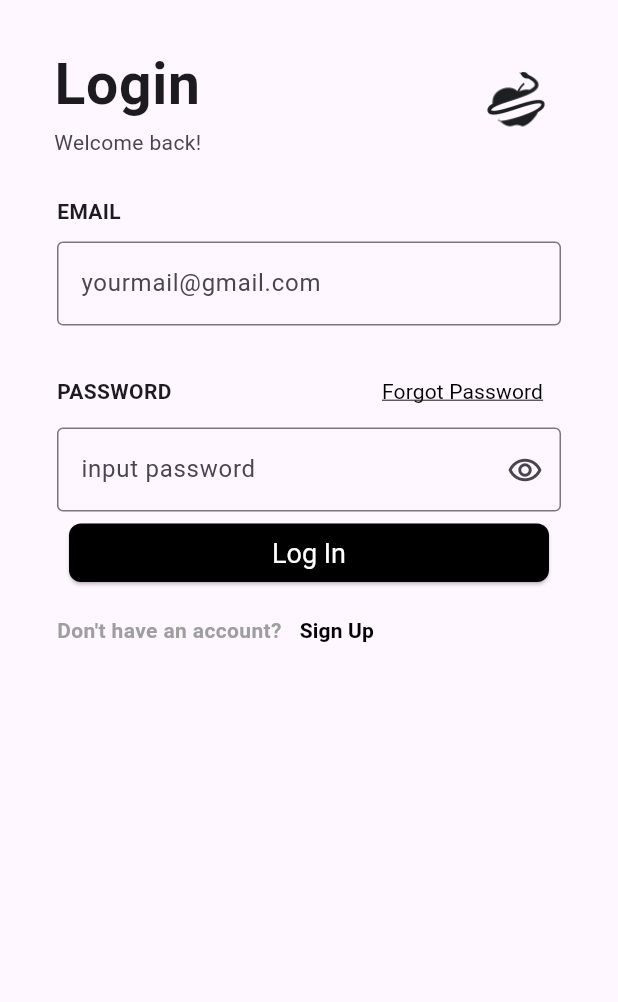
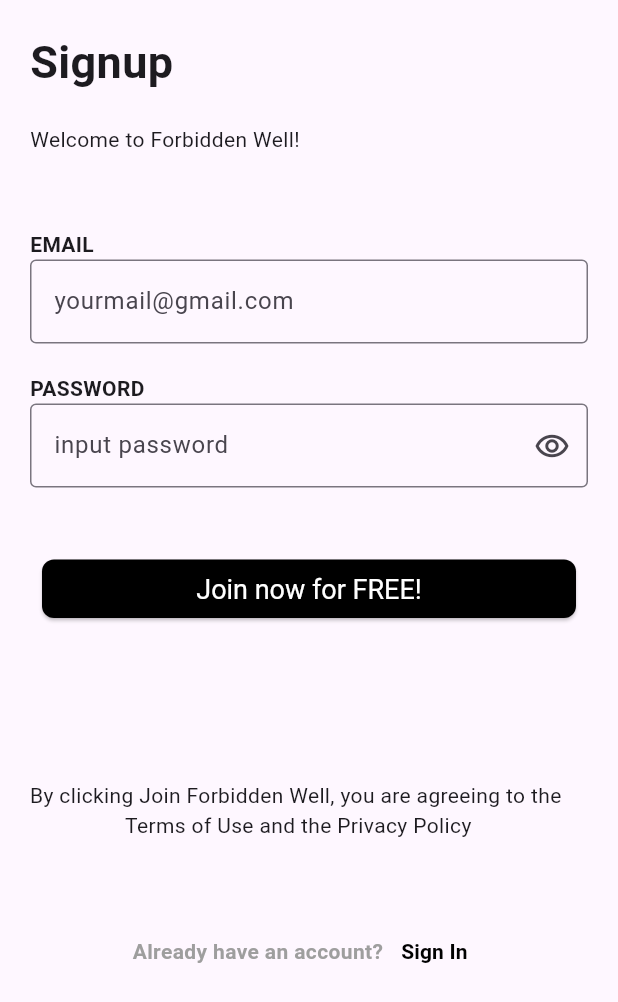
Before and after one commit to Muhammad-Monir/ForbiddenWell, a Flutter app: the screen it shows after launch, after a tap on "Continue", after a tap on "Sign Up", on a phone screen of 412 x 824 dp. Shown: the top 1002 px of the screen. Run offline on Flutter 3.47's test engine with Material 3 defaults, Android fonts, the phone set to English and light mode, and no system bars; our stand-ins replace google_fonts; Roboto replaces fonts that are missing (Ubuntu).

Commit message:
first commit

```diff
--- a/lib/screens/forgot_password_page.dart
+++ b/lib/screens/forgot_password_page.dart
@@ -1,4 +1,4 @@
-import 'package:black_mamba/utils/button/custom_button.dart';
+import 'package:black_mamba/utils/button/long_button.dart';
 import 'package:flutter/material.dart';
 import 'package:google_fonts/google_fonts.dart';
 
@@ -68,7 +68,7 @@
                 const SizedBox(
                   height: 50,
                 ),
-                CustomButton(
+                LongButton(
                   title: 'Send Email',
                   onPressed: () {
                     _sendEmail();
--- a/lib/screens/log_in_page.dart
+++ b/lib/screens/log_in_page.dart
@@ -1,8 +1,9 @@
-import 'package:black_mamba/utils/button/custom_button.dart';
+import 'package:black_mamba/utils/button/long_button.dart';
 import 'package:flutter/material.dart';
 import 'package:google_fonts/google_fonts.dart';
 
 import 'forgot_password_page.dart';
+import 'sign_up_page.dart';
 
 class LogInPage extends StatefulWidget {
   const LogInPage({super.key});
@@ -65,7 +66,7 @@
                       keyboardType: TextInputType.emailAddress,
                       decoration: const InputDecoration(
                         border: OutlineInputBorder(),
-                        labelText: 'yourmail@gmail.com',
+                        hintText: 'yourmail@gmail.com',
                       ),
                       validator: (value) {
                         if (value == null || value.isEmpty) {
@@ -110,7 +111,7 @@
                       keyboardType: TextInputType.text,
                       decoration: InputDecoration(
                         border: const OutlineInputBorder(),
-                        labelText: 'input password',
+                        hintText: 'input password',
                         suffixIcon: IconButton(
                           onPressed: () {
                             setState(() {
@@ -130,7 +131,7 @@
                       },
                       obscureText: isObscure,
                     ),
-                    CustomButton(
+                    LongButton(
                       title: 'Log In',
                       onPressed: () {
                         _logIn();
@@ -146,7 +147,7 @@
                               fontSize: 14),
                         ),
                         TextButton(
-                          onPressed: () {},
+                          onPressed: () {_signUp();},
                           child: Text(
                             'Sign Up',
                             style: GoogleFonts.ubuntu(
@@ -178,4 +179,8 @@
   void _logIn() {
     if (_formKey.currentState!.validate()) {}
   }
+
+  void _signUp() {
+    Navigator.pushReplacement(context, MaterialPageRoute(builder: (context) => const SignUpPage(),));
+  }
 }
--- a/lib/screens/onboarding_screen.dart
+++ b/lib/screens/onboarding_screen.dart
@@ -1,4 +1,4 @@
-import 'package:black_mamba/utils/button/custom_button.dart';
+import 'package:black_mamba/utils/button/long_button.dart';
 import 'package:flutter/material.dart';
 import 'package:google_fonts/google_fonts.dart';
 
@@ -48,7 +48,7 @@
             const SizedBox(
               height: 60,
             ),
-            CustomButton(
+            LongButton(
               onPressed: () => Navigator.pushReplacement(
                 context,
                 MaterialPageRoute(
--- /dev/null
+++ b/lib/screens/sign_up_page.dart
@@ -0,0 +1,168 @@
+import 'package:black_mamba/screens/log_in_page.dart';
+import 'package:black_mamba/utils/button/long_button.dart';
+import 'package:flutter/material.dart';
+import 'package:google_fonts/google_fonts.dart';
+
+class SignUpPage extends StatefulWidget {
+  const SignUpPage({super.key});
+
+  @override
+  State<SignUpPage> createState() => _SignUpPageState();
+}
+
+class _SignUpPageState extends State<SignUpPage> {
+  final _emailController = TextEditingController();
+  final _passwordController = TextEditingController();
+  final _formKey = GlobalKey<FormState>();
+  bool isObscure = true;
+
+  @override
+  Widget build(BuildContext context) {
+    return Scaffold(
+      body: Padding(
+        padding: const EdgeInsets.all(20),
+        child: ListView(
+          children: [
+            Form(
+              key: _formKey,
+              child: Column(
+                crossAxisAlignment: CrossAxisAlignment.start,
+                mainAxisSize: MainAxisSize.min,
+                children: [
+                  Text(
+                    'Signup',
+                    style: GoogleFonts.ubuntu(
+                      fontWeight: FontWeight.w700,
+                      fontSize: 30,
+                    ),
+                  ),
+                  const SizedBox(
+                    height: 20,
+                  ),
+                  Text(
+                    'Welcome to Forbidden Well!',
+                    style: GoogleFonts.ubuntu(
+                        fontWeight: FontWeight.w400, fontSize: 14),
+                  ),
+                  const SizedBox(
+                    height: 50,
+                  ),
+                  Text(
+                    'EMAIL',
+                    style: GoogleFonts.ubuntu(fontWeight: FontWeight.w700),
+                  ),
+                  TextFormField(
+                    controller: _emailController,
+                    keyboardType: TextInputType.emailAddress,
+                    decoration: const InputDecoration(
+                      border: OutlineInputBorder(),
+                      hintText: 'yourmail@gmail.com',
+                    ),
+                    validator: (value) {
+                      if (value == null || value.isEmpty) {
+                        return 'this field not empty';
+                      } else if (value.isNotEmpty) {
+                        return 'input valid gmail address';
+                      }
+                      return null;
+                    },
+                  ),
+                  const SizedBox(
+                    height: 20,
+                  ),
+                  Text(
+                    'PASSWORD',
+                    style: GoogleFonts.ubuntu(fontWeight: FontWeight.w700),
+                  ),
+                  TextFormField(
+                    controller: _passwordController,
+                    keyboardType: TextInputType.text,
+                    decoration: InputDecoration(
+                      border: const OutlineInputBorder(),
+                      hintText: 'input password',
+                      suffixIcon: IconButton(
+                        onPressed: () {
+                          setState(() {
+                            isObscure = !isObscure;
+                          });
+                        },
+                        icon: Icon(isObscure
+                            ? Icons.remove_red_eye_outlined
+                            : Icons.visibility_off_outlined),
+                      ),
+                    ),
+                    obscureText: isObscure,
+                  ),
+                  const SizedBox(
+                    height: 40,
+                  ),
+                  LongButton(
+                    title: 'Join now for FREE!',
+                    onPressed: () {
+                      _signUp();
+                    },
+                  ),
+                  const SizedBox(
+                    height: 100,
+                  ),
+                  Text(
+                    'By clicking Join Forbidden Well, you are agreeing to the\n Terms of Use and the Privacy Policy',
+                    style: GoogleFonts.ubuntu(
+                      fontWeight: FontWeight.w400,
+                      fontSize: 14,
+                    ),
+                    textAlign: TextAlign.center,
+                  ),
+                  const SizedBox(
+                    height: 50,
+                  ),
+                  Row(
+                    mainAxisAlignment: MainAxisAlignment.center,
+                    children: [
+                      Text(
+                        'Already have an account?',
+                        style: GoogleFonts.ubuntu(
+                            fontWeight: FontWeight.w700,
+                            fontSize: 14,
+                            color: Colors.grey),
+                      ),
+                      TextButton(
+                        onPressed: () => logIn(),
+                        child: Text(
+                          'Sign In',
+                          style: GoogleFonts.ubuntu(
+                              fontWeight: FontWeight.w700,
+                              fontSize: 14,
+                              color: Colors.black),
+                        ),
+                      ),
+                    ],
+                  )
+                ],
+              ),
+            ),
+          ],
+        ),
+      ),
+    );
+  }
+
+  @override
+  void dispose() {
+    _emailController.dispose();
+    _passwordController.dispose();
+    super.dispose();
+  }
+
+  void _signUp() {
+    if (_formKey.currentState!.validate()) {}
+  }
+
+  logIn() {
+    Navigator.pushReplacement(
+        context,
+        MaterialPageRoute(
+          builder: (context) => const LogInPage(),
+        ));
+  }
+}
--- a/lib/utils/button/custom_button.dart
+++ b/lib/utils/button/long_button.dart
@@ -1,11 +1,11 @@
 
 import 'package:flutter/material.dart';
 
-class CustomButton extends StatelessWidget {
+class LongButton extends StatelessWidget {
   final String title;
   final VoidCallback onPressed;
 
-  const CustomButton({super.key, required this.title, required this.onPressed});
+  const LongButton({super.key, required this.title, required this.onPressed});
   @override
   Widget build(BuildContext context) {
     return SizedBox(
--- a/pubspec.yaml
+++ b/pubspec.yaml
@@ -36,6 +36,7 @@
   # Use with the CupertinoIcons class for iOS style icons.
   cupertino_icons: ^1.0.2
   google_fonts:
+  intl:
 
 dev_dependencies:
   flutter_test:
```
Also changed, not shown: lib/screens/change_completed_password_page.dart (added, +59 -0 lines), lib/screens/change_password_page.dart (+24 -3 lines), lib/utils/button/short_button.dart (added, +31 -0 lines), assets/images/done.png (added).
